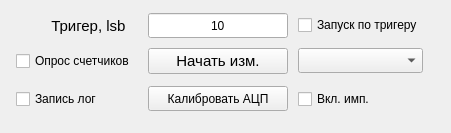
Above: modules/Engine/widgets/oscilloscope/run_meas_widget.ui from AtariVC/ddii_scopus before the change. Below: the same form after it.
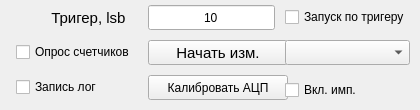
That is the form after the change.

```diff
--- a/modules/Engine/widgets/oscilloscope/run_meas_widget.ui
+++ b/modules/Engine/widgets/oscilloscope/run_meas_widget.ui
@@ -6,8 +6,8 @@
    <rect>
     <x>0</x>
     <y>0</y>
-    <width>451</width>
-    <height>133</height>
+    <width>420</width>
+    <height>110</height>
    </rect>
   </property>
   <property name="sizePolicy">
@@ -18,8 +18,8 @@
   </property>
   <property name="minimumSize">
    <size>
-    <width>430</width>
-    <height>100</height>
+    <width>420</width>
+    <height>110</height>
    </size>
   </property>
   <property name="windowTitle">
@@ -42,7 +42,7 @@
     <number>0</number>
    </property>
    <item row="0" column="0">
-    <layout class="QGridLayout" name="gridLayout_meas" rowstretch="1,0,0,0" columnstretch="1,0,0,0,0">
+    <layout class="QGridLayout" name="gridLayout_meas" rowstretch="0,0,0,0" columnstretch="0,0,0,0,0">
      <property name="sizeConstraint">
       <enum>QLayout::SetDefaultConstraint</enum>
      </property>
```
